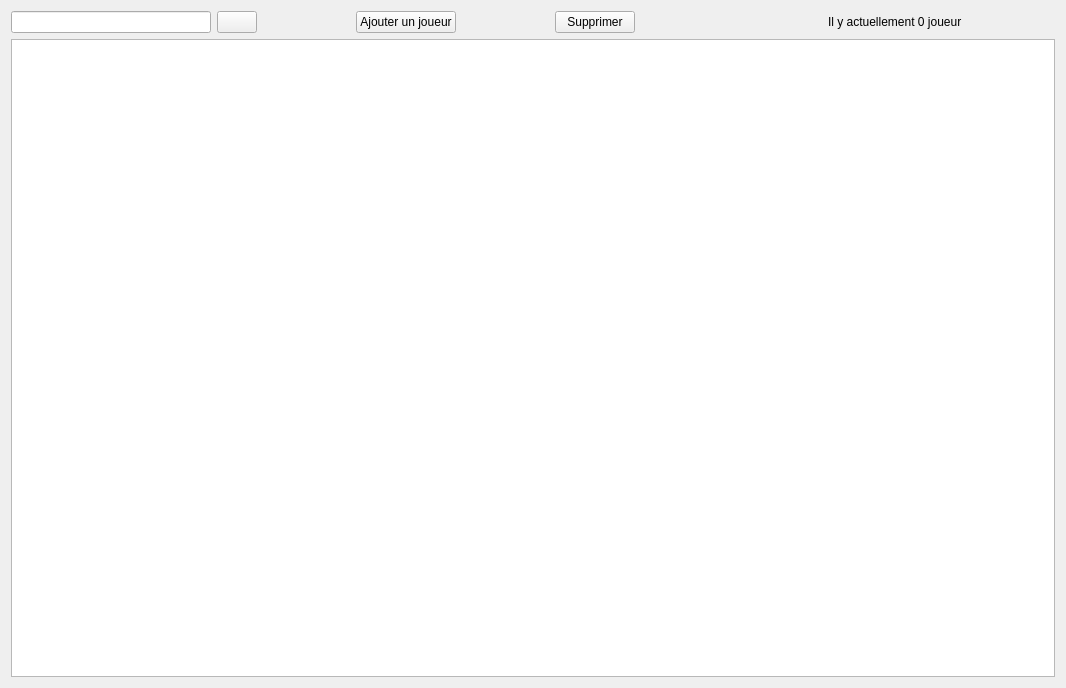
Before: the Qt Designer form ui/PlayersListWidget.ui in dsarrut/badminapp, drawn with Qt 5.
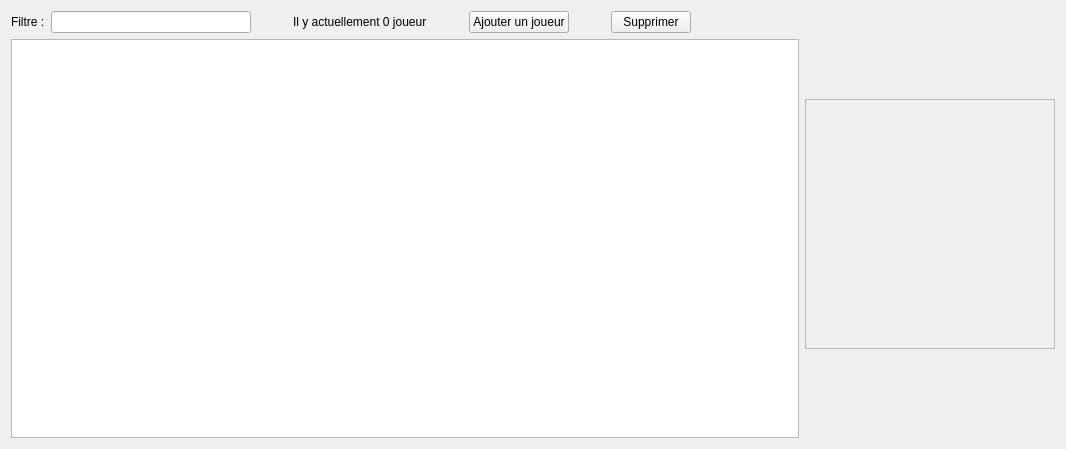
After: the same form once the commit is applied. Icons and pictures are not drawn.

Commit message: column and icon

The edit to the form file:
```diff
--- a/ui/PlayersListWidget.ui
+++ b/ui/PlayersListWidget.ui
@@ -7,7 +7,7 @@
     <x>0</x>
     <y>0</y>
     <width>1066</width>
-    <height>688</height>
+    <height>449</height>
    </rect>
   </property>
   <property name="windowTitle">
@@ -15,7 +15,16 @@
   </property>
   <layout class="QGridLayout" name="gridLayout">
    <item row="0" column="0">
+    <layout class="QVBoxLayout" name="verticalLayout">
+     <item>
     <layout class="QHBoxLayout" name="horizontalLayout">
+       <item>
+        <widget class="QLabel" name="label">
+         <property name="text">
+          <string>Filtre :</string>
+         </property>
+        </widget>
+       </item>
      <item>
       <widget class="QLineEdit" name="edit_filter">
        <property name="minimumSize">
@@ -33,14 +42,22 @@
       </widget>
      </item>
      <item>
-      <widget class="QPushButton" name="pushButton">
+        <spacer name="horizontalSpacer_6">
+         <property name="orientation">
+          <enum>Qt::Horizontal</enum>
+         </property>
+         <property name="sizeHint" stdset="0">
+          <size>
+           <width>40</width>
+           <height>20</height>
+          </size>
+         </property>
+        </spacer>
+       </item>
+       <item>
+        <widget class="QLabel" name="label_status">
        <property name="text">
-        <string/>
-       </property>
-       <property name="icon">
-        <iconset>
-         <normalon>:/icons/128x128/actions/edit-clear-locationbar-rtl.png</normalon>
-        </iconset>
+          <string>Il y actuellement 0 joueur</string>
        </property>
       </widget>
      </item>
@@ -120,13 +137,6 @@
        </property>
       </spacer>
      </item>
-     <item>
-      <widget class="QLabel" name="label_status">
-       <property name="text">
-        <string>Il y actuellement 0 joueur</string>
-       </property>
-      </widget>
-     </item>
      <item>
       <spacer name="horizontalSpacer">
        <property name="orientation">
@@ -142,11 +152,46 @@
      </item>
     </layout>
    </item>
-   <item row="1" column="0">
+     <item>
     <widget class="QTableView" name="table_widget"/>
    </item>
   </layout>
- </widget>
- <resources/>
+   </item>
+   <item row="0" column="1">
+    <widget class="QLabel" name="label_2">
+     <property name="minimumSize">
+      <size>
+       <width>250</width>
+       <height>250</height>
+      </size>
+     </property>
+     <property name="maximumSize">
+      <size>
+       <width>250</width>
+       <height>250</height>
+      </size>
+     </property>
+     <property name="frameShape">
+      <enum>QFrame::StyledPanel</enum>
+     </property>
+     <property name="frameShadow">
+      <enum>QFrame::Sunken</enum>
+     </property>
+     <property name="text">
+      <string/>
+     </property>
+     <property name="pixmap">
+      <pixmap resource="../qrc/badminapp.qrc">:/icons/bad.jpg</pixmap>
+     </property>
+     <property name="scaledContents">
+      <bool>true</bool>
+     </property>
+    </widget>
+   </item>
+  </layout>
+ </widget>
+ <resources>
+  <include location="../qrc/badminapp.qrc"/>
+ </resources>
  <connections/>
 </ui>
```
Lines whose indentation alone changed are shown as unchanged. The commit also changes 6 other files.
